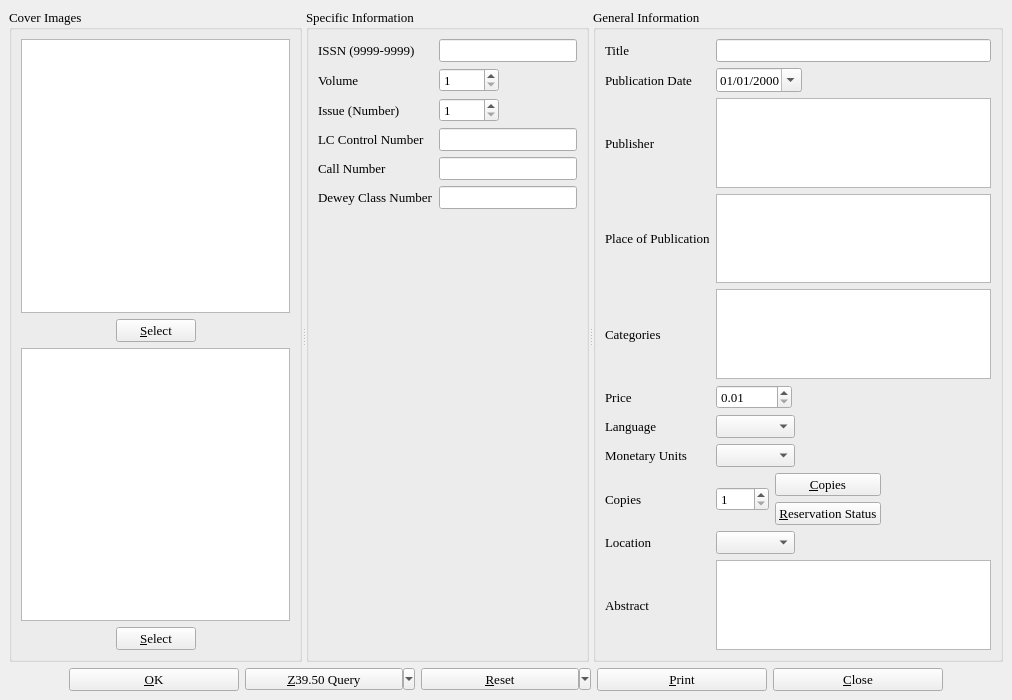
This is maginfo.ui in textbrowser/biblioteq as Qt 5 draws it before an edit. The edited form follows.
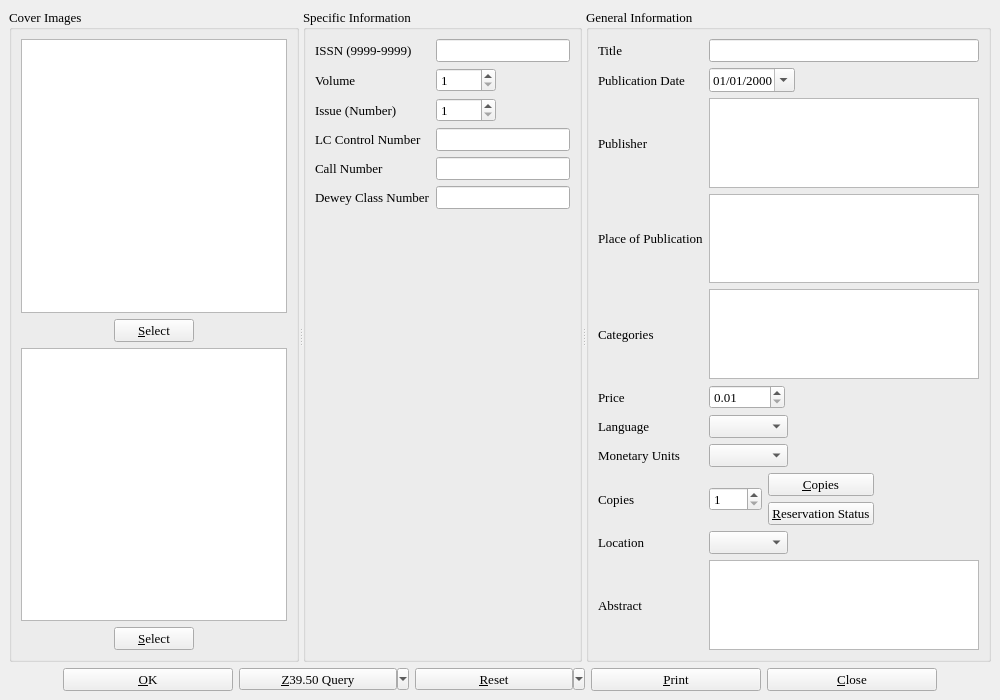
This is the edited form. Icons and pictures are not drawn. Custom widgets are drawn as their Qt base class.

What changed in the file:
```diff
--- a/maginfo.ui
+++ b/maginfo.ui
@@ -6,7 +6,7 @@
    <rect>
     <x>0</x>
     <y>0</y>
-    <width>1012</width>
+    <width>1000</width>
     <height>700</height>
    </rect>
   </property>
```
